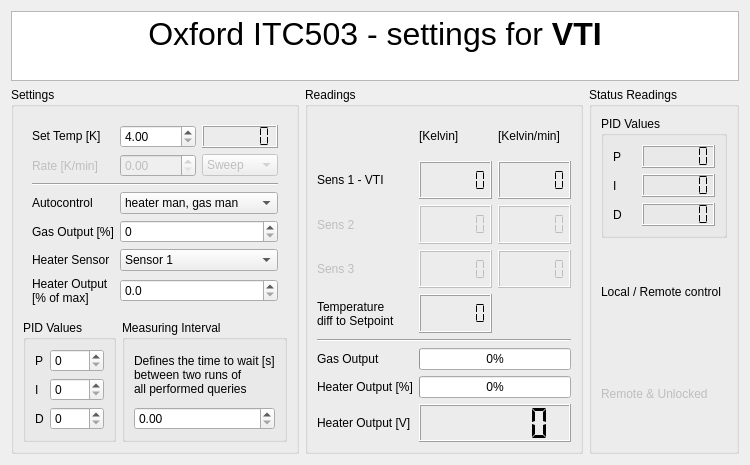
Above: Oxford/ITC_control.ui from Cryostat-GUI/Cryostat-GUI before the change. Below: the same form after it.
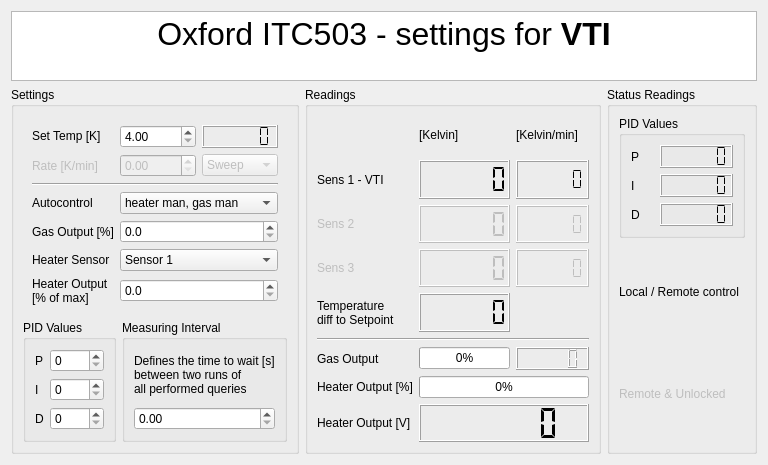
That is the form after the change.

Patch:
```diff
--- a/Oxford/ITC_control.ui
+++ b/Oxford/ITC_control.ui
@@ -6,7 +6,7 @@
    <rect>
     <x>0</x>
     <y>0</y>
-    <width>683</width>
+    <width>735</width>
     <height>422</height>
    </rect>
   </property>
@@ -138,16 +138,6 @@
         </property>
        </widget>
       </item>
-      <item row="6" column="1" colspan="2">
-       <widget class="QProgressBar" name="progressNeedleValve">
-        <property name="enabled">
-         <bool>true</bool>
-        </property>
-        <property name="value">
-         <number>0</number>
-        </property>
-       </widget>
-      </item>
       <item row="7" column="1" colspan="2">
        <widget class="QProgressBar" name="progressHeaterPercent">
         <property name="value">
@@ -230,6 +220,19 @@
         </property>
        </widget>
       </item>
+      <item row="6" column="1">
+       <widget class="QProgressBar" name="progressNeedleValve">
+        <property name="enabled">
+         <bool>true</bool>
+        </property>
+        <property name="value">
+         <number>0</number>
+        </property>
+       </widget>
+      </item>
+      <item row="6" column="2">
+       <widget class="QLCDNumber" name="lcdNeedleValve_percent"/>
+      </item>
      </layout>
     </widget>
    </item>
@@ -344,13 +347,6 @@
            </item>
           </widget>
          </item>
-         <item row="4" column="1" colspan="2">
-          <widget class="QSpinBox" name="spinsetGasOutput">
-           <property name="maximum">
-            <number>100</number>
-           </property>
-          </widget>
-         </item>
          <item row="1" column="1">
           <widget class="QDoubleSpinBox" name="doubleSpinBox">
            <property name="enabled">
@@ -490,6 +486,19 @@
            </property>
           </widget>
          </item>
+         <item row="4" column="1" colspan="2">
+          <widget class="QDoubleSpinBox" name="spinsetGasOutput">
+           <property name="inputMethodHints">
+            <set>Qt::ImhFormattedNumbersOnly|Qt::ImhMultiLine</set>
+           </property>
+           <property name="decimals">
+            <number>1</number>
+           </property>
+           <property name="singleStep">
+            <double>0.500000000000000</double>
+           </property>
+          </widget>
+         </item>
         </layout>
        </widget>
       </item>
```
